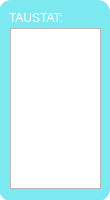
Before: the Qt Designer form Scripts/Background.ui in Plij/Oulutest, drawn with Qt 5.
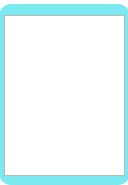
After: the same form once the commit is applied.

```diff
--- a/Scripts/Background.ui
+++ b/Scripts/Background.ui
@@ -6,8 +6,8 @@
    <rect>
     <x>0</x>
     <y>0</y>
-    <width>110</width>
-    <height>200</height>
+    <width>128</width>
+    <height>185</height>
    </rect>
   </property>
   <property name="windowTitle">
@@ -23,9 +23,9 @@
    <property name="geometry">
     <rect>
      <x>-1</x>
-     <y>0</y>
-     <width>111</width>
-     <height>201</height>
+     <y>4</y>
+     <width>131</width>
+     <height>181</height>
     </rect>
    </property>
    <property name="styleSheet">
@@ -40,9 +40,9 @@
    <widget class="QListWidget" name="BackgroundListWidget">
     <property name="geometry">
      <rect>
-      <x>11</x>
-      <y>28</y>
-      <width>91</width>
+      <x>5</x>
+      <y>11</y>
+      <width>121</width>
       <height>161</height>
      </rect>
     </property>
@@ -57,7 +57,7 @@
      </rect>
     </property>
     <property name="text">
-     <string>&lt;html&gt;&lt;head/&gt;&lt;body&gt;&lt;p&gt;&lt;span style=&quot; color:#ffffff;&quot;&gt;TAUSTAT:&lt;/span&gt;&lt;/p&gt;&lt;/body&gt;&lt;/html&gt;</string>
+     <string/>
     </property>
    </widget>
   </widget>
```
